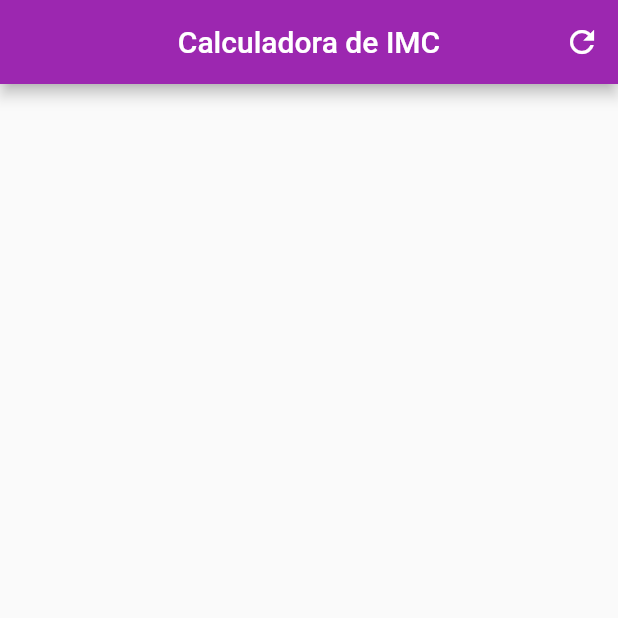
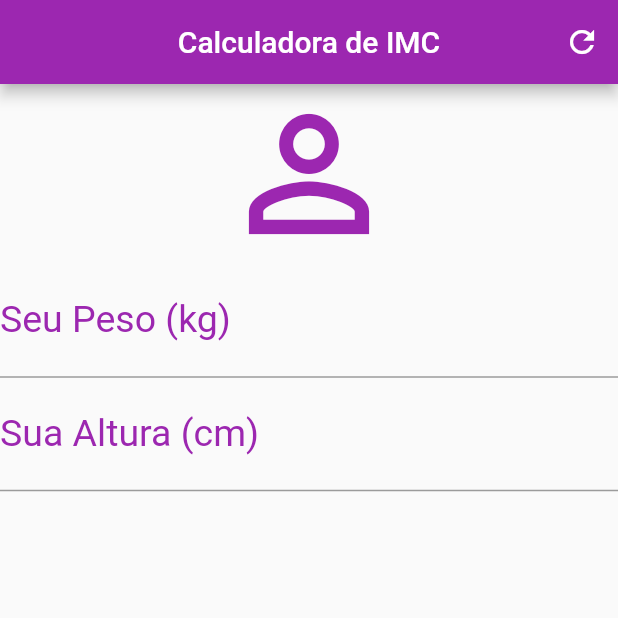
Before and after one commit to abrahao/Flutter-IMC, a Flutter app: the screen it shows after launch, on a phone screen of 412 x 824 dp, the top half of it. Run offline on Flutter 3.47's test engine with Material 2 defaults, Android fonts, the phone set to English and light mode, and no system bars.

Commit message:
Adicao dos TextFilds

```diff
--- a/lib/main.dart
+++ b/lib/main.dart
@@ -23,6 +23,27 @@ class _HomeState extends State<Home> {
           IconButton(icon: Icon(Icons.refresh), onPressed: () {}),
         ],
       ),
+      body: Column(
+          crossAxisAlignment: CrossAxisAlignment.stretch,
+          children: <Widget>[
+            Icon(Icons.person_outline, size: 120.0, color: Colors.purple),
+            TextField(
+              keyboardType: TextInputType.number,
+              decoration: InputDecoration(
+                  labelText: "Seu Peso (kg)",
+                  labelStyle: TextStyle(color: Colors.purple)),
+              textAlign: TextAlign.center,
+              style: TextStyle(color: Colors.purple, fontSize: 25.0),
+            ),
+            TextField(
+              keyboardType: TextInputType.number,
+              decoration: InputDecoration(
+                  labelText: "Sua Altura (cm)",
+                  labelStyle: TextStyle(color: Colors.purple)),
+              textAlign: TextAlign.center,
+              style: TextStyle(color: Colors.purple, fontSize: 25.0),
+            ),
+          ]),
     );
   }
 }
```
